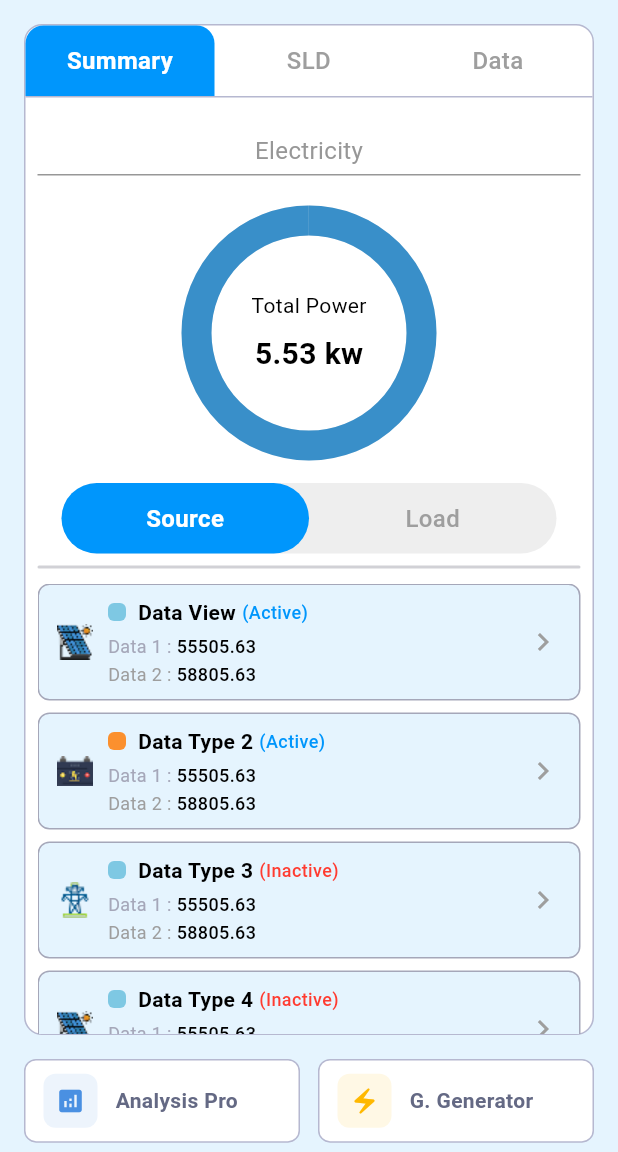
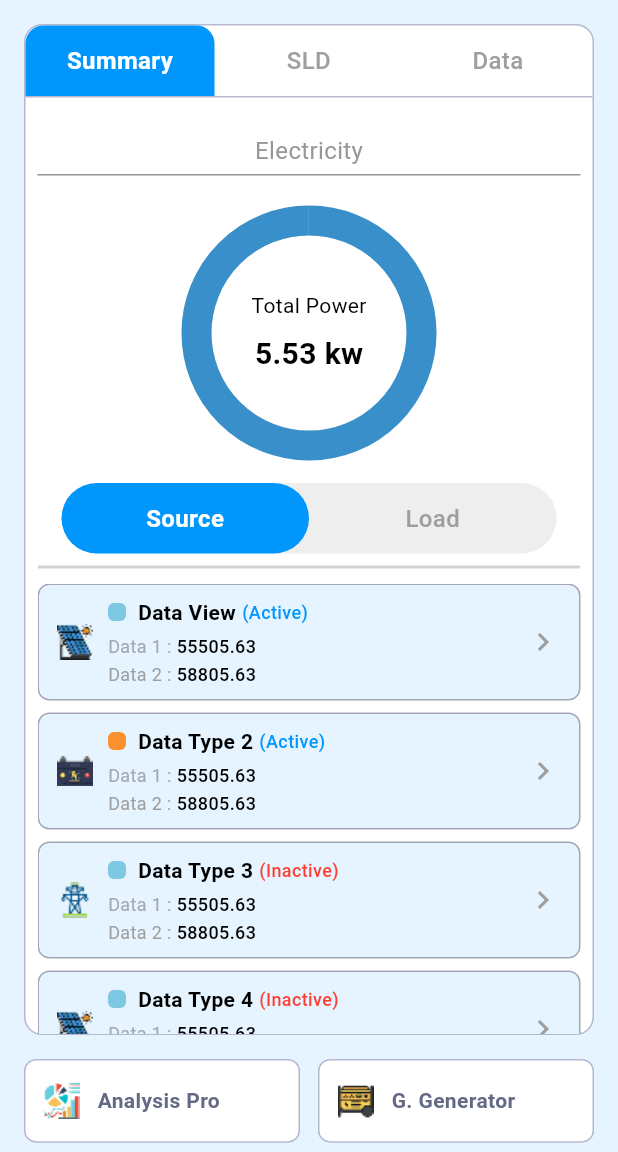
Before and after one commit to Md-Sakibul-Hasan/task_app, a Flutter app: the HomeView screen opened directly, on a phone screen of 412 x 824 dp, the part 84-1236 px from its top. Run offline on Flutter 3.47's test engine with Material 3 defaults, Android fonts, the phone set to English and light mode, and no system bars; our stand-ins replace flutter_svg, get.

Commit message:
set icons on menu card

```diff
--- a/lib/models/menu_item_model.dart
+++ b/lib/models/menu_item_model.dart
@@ -3,14 +3,12 @@ import 'package:flutter/material.dart';
 class MenuItemModel {
   final String id;
   final String title;
-  final IconData icon;
-  final Color iconColor;
+  final String icon;
 
   MenuItemModel({
     required this.id,
     required this.title,
     required this.icon,
-    required this.iconColor,
   });
 
   // Sample data for testing
@@ -19,38 +17,32 @@ class MenuItemModel {
       MenuItemModel(
         id: '1',
         title: 'Analysis Pro',
-        icon: Icons.analytics,
-        iconColor: const Color(0xFF4A90E2),
+        icon: 'assets/images/analytics.png',
       ),
       MenuItemModel(
         id: '2',
         title: 'G. Generator',
-        icon: Icons.electric_bolt,
-        iconColor: const Color(0xFFFFB800),
+        icon: 'assets/images/generator.png',
       ),
       MenuItemModel(
         id: '3',
         title: 'Plant Summary',
-        icon: Icons.factory,
-        iconColor: const Color(0xFFFF6B35),
+        icon: 'assets/images/charge.png',
       ),
       MenuItemModel(
         id: '4',
         title: 'Natural Gas',
-        icon: Icons.local_fire_department,
-        iconColor: const Color(0xFFFF3B30),
+        icon: 'assets/images/fire.png',
       ),
       MenuItemModel(
         id: '5',
         title: 'D. Generator',
-        icon: Icons.power,
-        iconColor: const Color(0xFFFFB800),
+        icon: 'assets/images/generator.png',
       ),
       MenuItemModel(
         id: '6',
         title: 'Water Process',
-        icon: Icons.water_drop,
-        iconColor: const Color(0xFF4A90E2),
+        icon: 'assets/images/faucet.png',
       ),
     ];
   }
--- a/lib/views/home/home_view.dart
+++ b/lib/views/home/home_view.dart
@@ -301,7 +301,6 @@ class HomeView extends StatelessWidget {
                         return MenuCardWidget(
                           title: item.title,
                           icon: item.icon,
-                          iconColor: item.iconColor,
                           onTap: () => controller.onMenuItemTap(item),
                         );
                       },
--- a/lib/widgets/menu_card_widget.dart
+++ b/lib/widgets/menu_card_widget.dart
@@ -1,16 +1,16 @@
 import 'package:flutter/material.dart';
+import 'package:flutter_svg/flutter_svg.dart';
 
 class MenuCardWidget extends StatelessWidget {
   final String title;
-  final IconData icon;
-  final Color iconColor;
+  final String icon;
+
   final VoidCallback? onTap;
 
   const MenuCardWidget({
     super.key,
     required this.title,
     required this.icon,
-    required this.iconColor,
     this.onTap,
   });
 
@@ -31,18 +31,10 @@ class MenuCardWidget extends StatelessWidget {
         ),
         child: Row(
           children: [
-            Container(
-              width: 36,
-              height: 36,
-              decoration: BoxDecoration(
-                color: iconColor.withOpacity(0.1),
-                borderRadius: BorderRadius.circular(8),
-              ),
-              child: Icon(
-                icon,
-                color: iconColor,
-                size: 20,
-              ),
+            Image.asset(
+              icon,
+              width: 24,
+              height: 24,
             ),
             const SizedBox(width: 12),
             Flexible(
```
Also changed, not shown: assets/images/analytics.png (added), assets/images/charge.png (added), assets/images/faucet.png (added), assets/images/fire.png (added), assets/images/generator.png (added).
